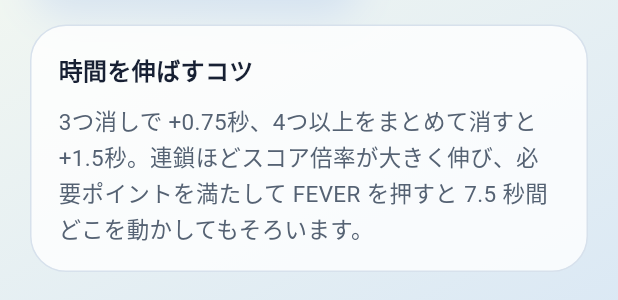
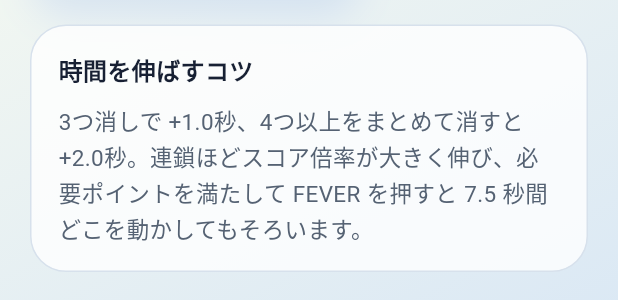
Before and after one commit to KK-cube/Puzzle, a Flutter app: the HowToPlayDialog widget shown alone on an empty page, opened directly, scrolled down 400 dp, on a phone screen of 412 x 824 dp. Shown: the part 814-1114 px from the top of the screen. Run offline on Flutter 3.47's test engine with Material 3 defaults, Android fonts, the phone set to English and light mode, and no system bars; our stand-ins replace audioplayers, flutter_riverpod, google_fonts, shared_preferences, supabase_flutter; missing offline and left inert: flame; accounts and stored records are empty.

Commit message:
Raise clear time bonuses

```diff
--- a/lib/game/application/game_session_controller.dart
+++ b/lib/game/application/game_session_controller.dart
@@ -486,10 +486,10 @@ class GameSessionController extends StateNotifier<GameSessionState> {
 
   int _timeBonusForClearedTiles(int clearedTiles) {
     if (clearedTiles >= 4) {
-      return 1500;
+      return 2000;
     }
     if (clearedTiles >= 3) {
-      return 750;
+      return 1000;
     }
     return 0;
   }
--- a/lib/game/presentation/screens/title_screen.dart
+++ b/lib/game/presentation/screens/title_screen.dart
@@ -187,7 +187,7 @@ class TitleScreen extends ConsumerWidget {
                         const LeaderboardPanel(),
                         const SizedBox(height: 18),
                         const Text(
-                          '3つ消すと +0.75秒、1回の消去で 4つ以上消すと +1.5秒。連鎖ほど得点倍率が大きく伸び、FEVER は初回 500pt、以降は 500pt ずつ必要値が増えます。発動すると 7.5 秒間フィーバーです。',
+                          '3つ消すと +1.0秒、1回の消去で 4つ以上消すと +2.0秒。連鎖ほど得点倍率が大きく伸び、FEVER は初回 500pt、以降は 500pt ずつ必要値が増えます。発動すると 7.5 秒間フィーバーです。',
                           style: TextStyle(
                             fontSize: 14,
                             height: 1.5,
--- a/lib/game/presentation/widgets/how_to_play_dialog.dart
+++ b/lib/game/presentation/widgets/how_to_play_dialog.dart
@@ -114,7 +114,7 @@ class HowToPlayDialog extends StatelessWidget {
                               ),
                               SizedBox(height: 10),
                               Text(
-                                '3つ消しで +0.75秒、4つ以上をまとめて消すと +1.5秒。連鎖ほどスコア倍率が大きく伸び、必要ポイントを満たして FEVER を押すと 7.5 秒間どこを動かしてもそろいます。',
+                                '3つ消しで +1.0秒、4つ以上をまとめて消すと +2.0秒。連鎖ほどスコア倍率が大きく伸び、必要ポイントを満たして FEVER を押すと 7.5 秒間どこを動かしてもそろいます。',
                                 style: TextStyle(
                                   fontSize: 15,
                                   height: 1.5,
```
Also changed, not shown: 1 other file.
